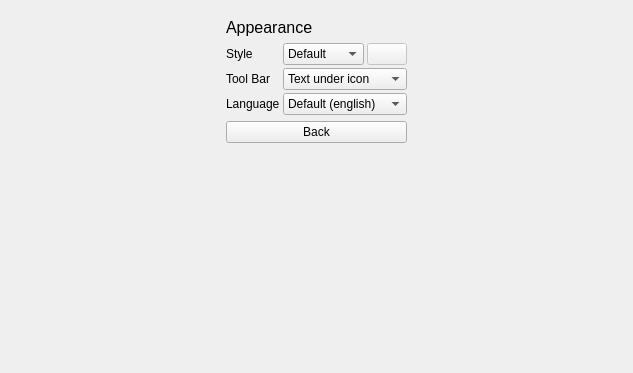
Above: src/preferenceswidget.ui from RxLaboratory/DuTF before the change. Below: the same form after it.
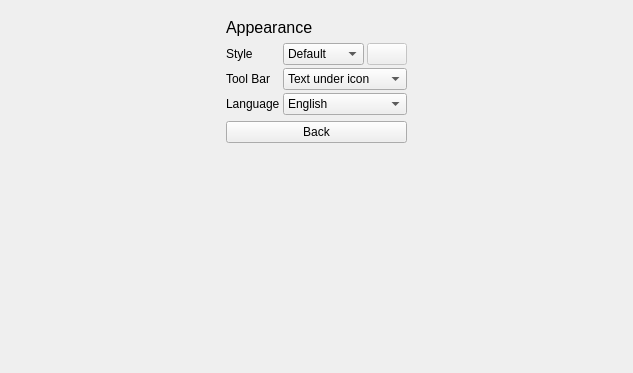
That is the form after the change. Icons and pictures are not drawn.

Commit message: Tries to switch the language from the preference widget

The edit to the form file:
```diff
--- a/src/preferenceswidget.ui
+++ b/src/preferenceswidget.ui
@@ -175,7 +175,7 @@
              <widget class="QComboBox" name="languageBox">
               <item>
                <property name="text">
-                <string>Default (english)</string>
+                <string>English</string>
                </property>
               </item>
               <item>
```
The commit also changes 6 other files.
